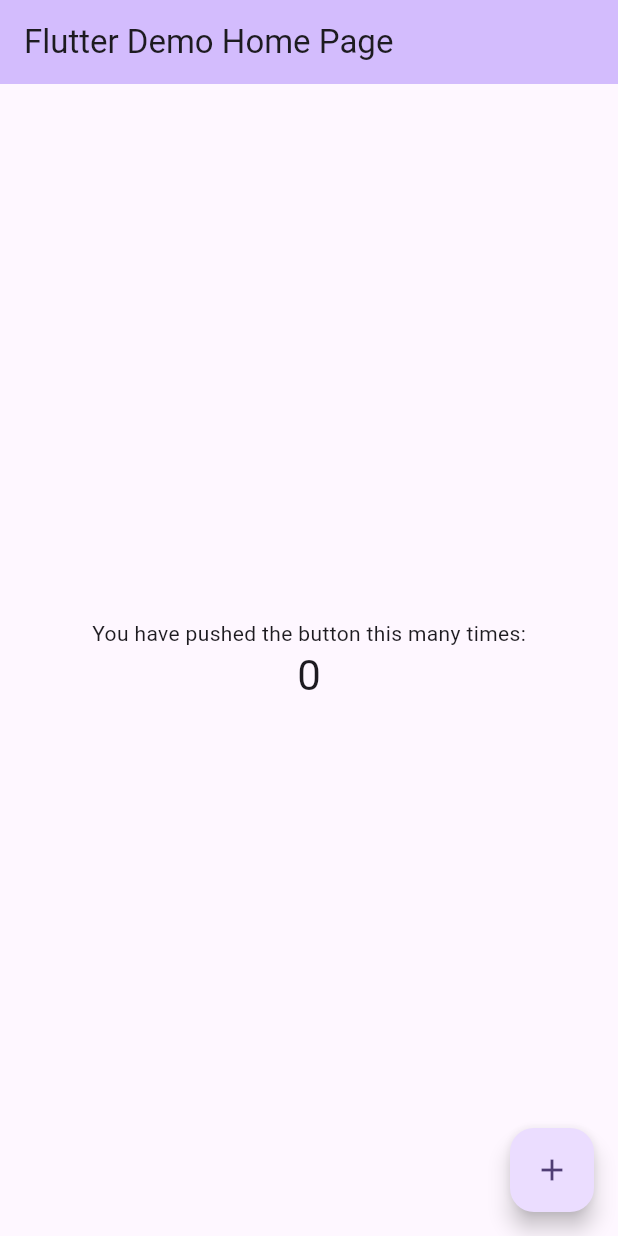
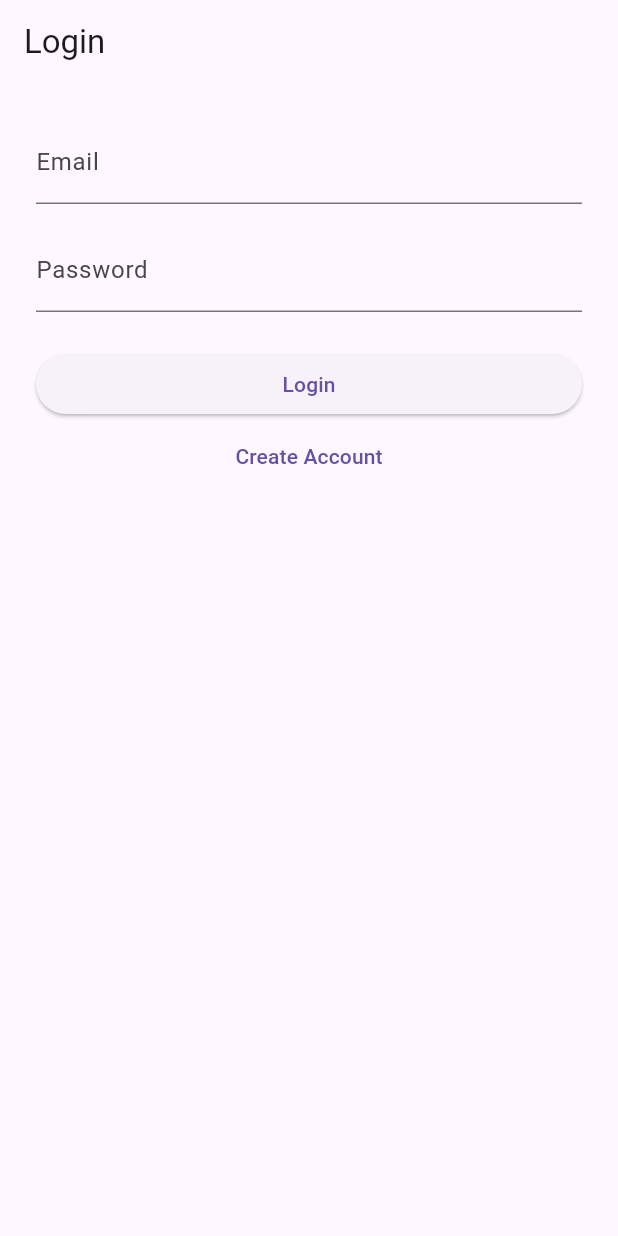
Before and after one commit to rajparihar281/DevCollab, a Flutter app: the screen it shows after launch, on a phone screen of 412 x 824 dp. Run offline on Flutter 3.47's test engine with Material 3 defaults, Android fonts, the phone set to English and light mode, and no system bars; our stand-ins replace flutter_riverpod, supabase_flutter; accounts and stored records are empty.

Commit message:
feat(auth): implement authentication flow and session persistence

```diff
--- a/lib/app/app.dart
+++ b/lib/app/app.dart
@@ -1,3 +1,4 @@
+import 'package:dev_collab/features/auth/presentation/pages/auth_gate.dart';
 import 'package:flutter/material.dart';
 
 class DevCollabApp extends StatelessWidget {
@@ -9,7 +10,7 @@ class DevCollabApp extends StatelessWidget {
       title: 'DevCollab',
       debugShowCheckedModeBanner: false,
       theme: ThemeData(useMaterial3: true),
-      home: const Scaffold(body: Center(child: Text('DevCollab'))),
+      home: const AuthGate(),
     );
   }
 }
--- /dev/null
+++ b/lib/features/auth/data/repositories/auth_repository.dart
@@ -0,0 +1,48 @@
+import 'dart:developer';
+
+import 'package:dev_collab/features/auth/data/services/auth_service.dart';
+import 'package:supabase_flutter/supabase_flutter.dart';
+
+class AuthRepository {
+  AuthRepository(this._authService);
+
+  final AuthService _authService;
+
+  User? get currentUser => _authService.currentUser;
+
+  Session? get currentSession => _authService.currentSession;
+
+  Stream<AuthState> get authStateChanges => _authService.authStateChanges;
+
+  Future<AuthResponse> signIn({
+    required String email,
+    required String password,
+  }) async {
+    log('[AuthRepository] signIn called');
+    final response = await _authService.signIn(
+      email: email,
+      password: password,
+    );
+    log('[AuthRepository] signIn completed — session: ${response.session != null}');
+    return response;
+  }
+
+  Future<AuthResponse> signUp({
+    required String email,
+    required String password,
+  }) async {
+    log('[AuthRepository] signUp called');
+    final response = await _authService.signUp(
+      email: email,
+      password: password,
+    );
+    log('[AuthRepository] signUp completed — session: ${response.session != null}');
+    return response;
+  }
+
+  Future<void> signOut() async {
+    log('[AuthRepository] signOut called');
+    await _authService.signOut();
+    log('[AuthRepository] signOut completed');
+  }
+}
--- /dev/null
+++ b/lib/features/auth/presentation/pages/auth_gate.dart
@@ -0,0 +1,91 @@
+import 'dart:developer';
+
+import 'package:dev_collab/features/auth/presentation/pages/login_page.dart';
+import 'package:dev_collab/features/auth/presentation/providers/auth_provider.dart';
+import 'package:flutter/material.dart';
+import 'package:flutter_riverpod/flutter_riverpod.dart';
+
+/// AuthGate listens to the Supabase auth state stream via Riverpod and
+/// reactively switches between the login screen and the home screen.
+///
+/// **Previous bug**: This was a StatelessWidget that called
+/// `Supabase.instance.client.auth.currentUser` once — a one-shot read
+/// that never re-evaluated after login/logout. The widget never rebuilt,
+/// so the user was stuck on the login page even after a successful sign-in.
+///
+/// **Fix**: Converted to a ConsumerWidget that `watch`es the
+/// `authStateProvider` (a StreamProvider over `onAuthStateChange`).
+/// Every auth event now triggers a rebuild.
+class AuthGate extends ConsumerWidget {
+  const AuthGate({super.key});
+
+  @override
+  Widget build(BuildContext context, WidgetRef ref) {
+    final authState = ref.watch(authStateProvider);
+
+    log('[AuthGate] build() called');
+
+    return authState.when(
+      data: (state) {
+        log('[AuthGate] Auth event: ${state.event}');
+        log('[AuthGate] Session: ${state.session != null ? "EXISTS" : "NULL"}');
+
+        if (state.session != null) {
+          log('[AuthGate] → Showing HOME for user: ${state.session!.user.email}');
+          return Scaffold(
+            appBar: AppBar(
+              title: const Text('DevCollab'),
+              actions: [
+                IconButton(
+                  icon: const Icon(Icons.logout),
+                  tooltip: 'Sign Out',
+                  onPressed: () {
+                    log('[AuthGate] Sign-out button pressed');
+                    ref.read(authRepositoryProvider).signOut();
+                  },
+                ),
+              ],
+            ),
+            body: Center(
+              child: Text('Welcome ${state.session!.user.email}'),
+            ),
+          );
+        }
+
+        log('[AuthGate] → Showing LOGIN (no session)');
+        return const LoginPage();
+      },
+      loading: () {
+        log('[AuthGate] → Loading auth state...');
+        return const Scaffold(
+          body: Center(child: CircularProgressIndicator()),
+        );
+      },
+      error: (error, stack) {
+        log('[AuthGate] ERROR: $error');
+        log('[AuthGate] STACK: $stack');
+        return Scaffold(
+          body: Center(
+            child: Column(
+              mainAxisSize: MainAxisSize.min,
+              children: [
+                const Icon(Icons.error_outline, size: 48, color: Colors.red),
+                const SizedBox(height: 16),
+                Text(
+                  'Auth Error: $error',
+                  textAlign: TextAlign.center,
+                  style: const TextStyle(color: Colors.red),
+                ),
+                const SizedBox(height: 16),
+                ElevatedButton(
+                  onPressed: () => ref.invalidate(authStateProvider),
+                  child: const Text('Retry'),
+                ),
+              ],
+            ),
+          ),
+        );
+      },
+    );
+  }
+}
--- /dev/null
+++ b/lib/features/auth/presentation/pages/login_page.dart
@@ -0,0 +1,134 @@
+import 'dart:developer';
+
+import 'package:dev_collab/features/auth/presentation/pages/signup_page.dart';
+import 'package:dev_collab/features/auth/presentation/providers/auth_provider.dart';
+import 'package:flutter/material.dart';
+import 'package:flutter_riverpod/flutter_riverpod.dart';
+
+class LoginPage extends ConsumerStatefulWidget {
+  const LoginPage({super.key});
+
+  @override
+  ConsumerState<LoginPage> createState() => _LoginPageState();
+}
+
+class _LoginPageState extends ConsumerState<LoginPage> {
+  final emailController = TextEditingController();
+  final passwordController = TextEditingController();
+
+  bool isLoading = false;
+
+  @override
+  void dispose() {
+    emailController.dispose();
+    passwordController.dispose();
+    super.dispose();
+  }
+
+  Future<void> login() async {
+    final email = emailController.text.trim();
+    final password = passwordController.text.trim();
+
+    log('[LoginPage] login() called');
+    log('[LoginPage] email: $email');
+    log('[LoginPage] password length: ${password.length}');
+
+    if (email.isEmpty || password.isEmpty) {
+      log('[LoginPage] Validation failed — empty fields');
+      if (mounted) {
+        ScaffoldMessenger.of(context).showSnackBar(
+          const SnackBar(content: Text('Please enter email and password')),
+        );
+      }
+      return;
+    }
+
+    try {
+      setState(() => isLoading = true);
+      log('[LoginPage] Setting isLoading = true');
+
+      final repository = ref.read(authRepositoryProvider);
+      final response = await repository.signIn(
+        email: email,
+        password: password,
+      );
+
+      log('[LoginPage] signIn completed successfully');
+      log('[LoginPage] session: ${response.session != null ? "EXISTS" : "NULL"}');
+      log('[LoginPage] user: ${response.user?.email ?? "NULL"}');
+
+      // No explicit navigation needed — AuthGate will reactively rebuild
+      // when the authStateProvider stream emits the signedIn event.
+      log('[LoginPage] Waiting for AuthGate to handle navigation via stream...');
+    } catch (e, st) {
+      log('[LoginPage] login ERROR: $e');
+      log('[LoginPage] login STACK: $st');
+
+      if (mounted) {
+        ScaffoldMessenger.of(context).showSnackBar(
+          SnackBar(
+            content: Text('Login failed: ${e.toString()}'),
+            backgroundColor: Colors.red,
+          ),
+        );
+      }
+    } finally {
+      if (mounted) {
+        setState(() => isLoading = false);
+        log('[LoginPage] Setting isLoading = false');
+      }
+    }
+  }
+
+  @override
+  Widget build(BuildContext context) {
+    return Scaffold(
+      appBar: AppBar(title: const Text('Login')),
+      body: Padding(
+        padding: const EdgeInsets.all(24),
+        child: Column(
+          children: [
+            TextField(
+              controller: emailController,
+              decoration: const InputDecoration(labelText: 'Email'),
+              keyboardType: TextInputType.emailAddress,
+              textInputAction: TextInputAction.next,
+            ),
+            const SizedBox(height: 16),
+            TextField(
+              controller: passwordController,
+              obscureText: true,
+              decoration: const InputDecoration(labelText: 'Password'),
+              textInputAction: TextInputAction.done,
+              onSubmitted: (_) => login(),
+            ),
+            const SizedBox(height: 24),
+            SizedBox(
+              width: double.infinity,
+              child: ElevatedButton(
+                onPressed: isLoading ? null : login,
+                child: isLoading
+                    ? const SizedBox(
+                        height: 20,
+                        width: 20,
+                        child: CircularProgressIndicator(strokeWidth: 2),
+                      )
+                    : const Text('Login'),
+              ),
+            ),
+            TextButton(
+              onPressed: () {
+                log('[LoginPage] Navigating to SignupPage');
+                Navigator.push(
+                  context,
+                  MaterialPageRoute(builder: (_) => const SignupPage()),
+                );
+              },
+              child: const Text('Create Account'),
+            ),
+          ],
+        ),
+      ),
+    );
+  }
+}
--- /dev/null
+++ b/lib/features/auth/presentation/providers/auth_provider.dart
@@ -0,0 +1,30 @@
+import 'dart:developer';
+
+import 'package:dev_collab/core/supabase/supabase_provider.dart';
+import 'package:dev_collab/features/auth/data/repositories/auth_repository.dart';
+import 'package:dev_collab/features/auth/data/services/auth_service.dart';
+import 'package:flutter_riverpod/flutter_riverpod.dart';
+import 'package:supabase_flutter/supabase_flutter.dart';
+
+final authServiceProvider = Provider<AuthService>((ref) {
+  final client = ref.watch(supabaseClientProvider);
+  return AuthService(client);
+});
+
+final authRepositoryProvider = Provider<AuthRepository>((ref) {
+  final service = ref.watch(authServiceProvider);
+  return AuthRepository(service);
+});
+
+final authStateProvider = StreamProvider<AuthState>((ref) {
+  final repository = ref.watch(authRepositoryProvider);
+
+  return repository.authStateChanges.map((authState) {
+    log('[authStateProvider] Auth event: ${authState.event}');
+    log('[authStateProvider] Session: ${authState.session != null ? "EXISTS" : "NULL"}');
+    if (authState.session != null) {
+      log('[authStateProvider] User: ${authState.session!.user.email}');
+    }
+    return authState;
+  });
+});
--- a/lib/main.dart
+++ b/lib/main.dart
@@ -1,122 +1,31 @@
+import 'dart:developer';
+
+import 'package:dev_collab/app/app.dart';
+import 'package:dev_collab/core/supabase/supabase_config.dart';
 import 'package:flutter/material.dart';
+import 'package:flutter_riverpod/flutter_riverpod.dart';
+import 'package:supabase_flutter/supabase_flutter.dart';
 
-void main() {
-  runApp(const MyApp());
-}
+Future<void> main() async {
+  WidgetsFlutterBinding.ensureInitialized();
 
-class MyApp extends StatelessWidget {
-  const MyApp({super.key});
+  log('[main] Initializing Supabase...');
+  log('[main] URL: ${SupabaseConfig.url}');
+  log('[main] AnonKey length: ${SupabaseConfig.anonKey.length}');
 
-  // This widget is the root of your application.
-  @override
-  Widget build(BuildContext context) {
-    return MaterialApp(
-      title: 'Flutter Demo',
-      theme: ThemeData(
-        // This is the theme of your application.
-        //
-        // TRY THIS: Try running your application with "flutter run". You'll see
-        // the application has a purple toolbar. Then, without quitting the app,
-        // try changing the seedColor in the colorScheme below to Colors.green
-        // and then invoke "hot reload" (save your changes or press the "hot
-        // reload" button in a Flutter-supported IDE, or press "r" if you used
-        // the command line to start the app).
-        //
-        // Notice that the counter didn't reset back to zero; the application
-        // state is not lost during the reload. To reset the state, use hot
-        // restart instead.
-        //
-        // This works for code too, not just values: Most code changes can be
-        // tested with just a hot reload.
-        colorScheme: .fromSeed(seedColor: Colors.deepPurple),
-      ),
-      home: const MyHomePage(title: 'Flutter Demo Home Page'),
-    );
-  }
-}
+  await Supabase.initialize(
+    url: SupabaseConfig.url,
+    anonKey: SupabaseConfig.anonKey,
+  );
 
-class MyHomePage extends StatefulWidget {
-  const MyHomePage({super.key, required this.title});
+  log('[main] Supabase initialized successfully');
 
-  // This widget is the home page of your application. It is stateful, meaning
-  // that it has a State object (defined below) that contains fields that affect
-  // how it looks.
-
-  // This class is the configuration for the state. It holds the values (in this
-  // case the title) provided by the parent (in this case the App widget) and
-  // used by the build method of the State. Fields in a Widget subclass are
-  // always marked "final".
-
-  final String title;
-
-  @override
-  State<MyHomePage> createState() => _MyHomePageState();
-}
-
-class _MyHomePageState extends State<MyHomePage> {
-  int _counter = 0;
-
-  void _incrementCounter() {
-    setState(() {
-      // This call to setState tells the Flutter framework that something has
-      // changed in this State, which causes it to rerun the build method below
-      // so that the display can reflect the updated values. If we changed
-      // _counter without calling setState(), then the build method would not be
-      // called again, and so nothing would appear to happen.
-      _counter++;
-    });
+  final session = Supabase.instance.client.auth.currentSession;
+  log('[main] Existing session: ${session != null ? "EXISTS" : "NULL"}');
+  if (session != null) {
+    log('[main] Existing user: ${session.user.email}');
   }
 
-  @override
-  Widget build(BuildContext context) {
-    // This method is rerun every time setState is called, for instance as done
-    // by the _incrementCounter method above.
-    //
-    // The Flutter framework has been optimized to make rerunning build methods
-    // fast, so that you can just rebuild anything that needs updating rather
-    // than having to individually change instances of widgets.
-    return Scaffold(
-      appBar: AppBar(
-        // TRY THIS: Try changing the color here to a specific color (to
-        // Colors.amber, perhaps?) and trigger a hot reload to see the AppBar
-        // change color while the other colors stay the same.
-        backgroundColor: Theme.of(context).colorScheme.inversePrimary,
-        // Here we take the value from the MyHomePage object that was created by
-        // the App.build method, and use it to set our appbar title.
-        title: Text(widget.title),
-      ),
-      body: Center(
-        // Center is a layout widget. It takes a single child and positions it
-        // in the middle of the parent.
-        child: Column(
-          // Column is also a layout widget. It takes a list of children and
-          // arranges them vertically. By default, it sizes itself to fit its
-          // children horizontally, and tries to be as tall as its parent.
-          //
-          // Column has various properties to control how it sizes itself and
-          // how it positions its children. Here we use mainAxisAlignment to
-          // center the children vertically; the main axis here is the vertical
-          // axis because Columns are vertical (the cross axis would be
-          // horizontal).
-          //
-          // TRY THIS: Invoke "debug painting" (choose the "Toggle Debug Paint"
-          // action in the IDE, or press "p" in the console), to see the
-          // wireframe for each widget.
-          mainAxisAlignment: .center,
-          children: [
-            const Text('You have pushed the button this many times:'),
-            Text(
-              '$_counter',
-              style: Theme.of(context).textTheme.headlineMedium,
-            ),
-          ],
-        ),
-      ),
-      floatingActionButton: FloatingActionButton(
-        onPressed: _incrementCounter,
-        tooltip: 'Increment',
-        child: const Icon(Icons.add),
-      ),
-    );
-  }
+  runApp(const ProviderScope(child: DevCollabApp()));
+  log('[main] App started');
 }
```
Also changed, not shown: lib/features/auth/data/services/auth_service.dart (added, +77 -0 lines), lib/features/auth/presentation/pages/signup_page.dart (added, +130 -0 lines), 2 other files.
